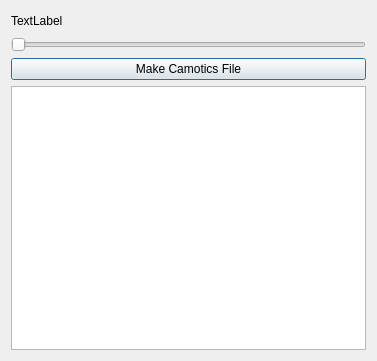
Qt form src/Mod/Path/Gui/Resources/panels/TaskPathCamoticsSim.ui (sliptonic/FreeCAD) before a commit.
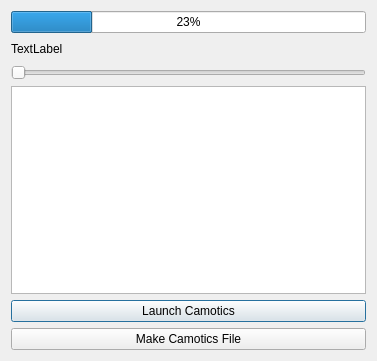
The same form after that commit.

The edit to the form file:
```diff
--- a/src/Mod/Path/Gui/Resources/panels/TaskPathCamoticsSim.ui
+++ b/src/Mod/Path/Gui/Resources/panels/TaskPathCamoticsSim.ui
@@ -14,6 +14,13 @@
    <string>Path Simulator</string>
   </property>
   <layout class="QVBoxLayout" name="verticalLayout">
+   <item>
+    <widget class="QProgressBar" name="progressBar">
+     <property name="value">
+      <number>23</number>
+     </property>
+    </widget>
+   </item>
    <item>
     <layout class="QHBoxLayout" name="horizontalLayout_2">
      <item>
@@ -52,16 +59,23 @@
      </item>
     </layout>
    </item>
-   <item>
-    <widget class="QPushButton" name="pushButton">
-     <property name="text">
-      <string>Make Camotics File</string>
-     </property>
-    </widget>
-   </item>
    <item>
     <widget class="QTextBrowser" name="pathData"/>
    </item>
+   <item>
+    <widget class="QPushButton" name="btnLaunchCamotics">
+     <property name="text">
+      <string>Launch Camotics</string>
+     </property>
+    </widget>
+   </item>
+   <item>
+    <widget class="QPushButton" name="btnMakeFile">
+     <property name="text">
+      <string>Make Camotics File</string>
+     </property>
+    </widget>
+   </item>
   </layout>
  </widget>
  <resources>
```
